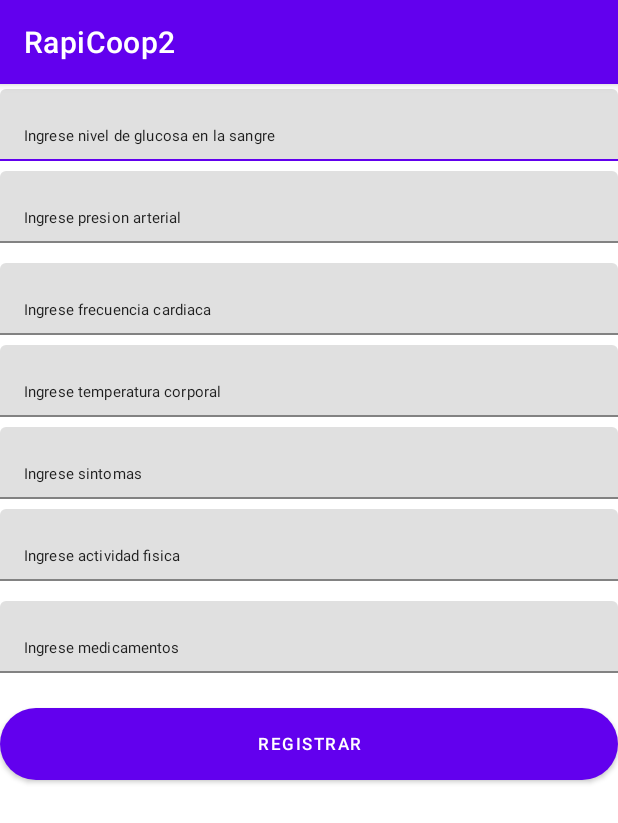
After one commit to danielcaceres107/MilagrosoAPP, an Android app: the RegistrarSignos screen opened directly, with no data from a screen before it, on a phone screen of 412 x 824 dp. The commit adds this screen. Shown: the top 823 px of the screen. Run offline under Robolectric (Android 15) with nearby library versions, the phone set to English and light mode, and no system bars.

Commit message:
Registro Signos -Version1

```diff
--- a/app/src/main/AndroidManifest.xml
+++ b/app/src/main/AndroidManifest.xml
@@ -32,6 +32,9 @@
                 <category android:name="android.intent.category.LAUNCHER" />
             </intent-filter>
         </activity>
+        <activity
+            android:name=".RegistrarSignos"
+            android:exported="false" />
     </application>
 
 </manifest>
--- /dev/null
+++ b/app/src/main/java/com/example/milagrosoapp/RegistrarSignos.java
@@ -0,0 +1,48 @@
+package com.example.milagrosoapp;
+
+import androidx.appcompat.app.AppCompatActivity;
+
+import android.content.Intent;
+import android.os.Bundle;
+import android.view.View;
+import android.widget.Button;
+import android.widget.EditText;
+import android.widget.Toast;
+
+public class RegistrarSignos extends AppCompatActivity {
+    EditText glucosa, hipertension, incardiaca;
+    Button registrarSignos;
+    daoUsuario dao;
+
+    @Override
+    protected void onCreate(Bundle savedInstanceState) {
+        super.onCreate(savedInstanceState);
+        setContentView(R.layout.registrar_signos);
+        glucosa = (EditText) findViewById(R.id.glucosa2);
+        hipertension = (EditText) findViewById(R.id.hipertension2);
+        incardiaca = (EditText) findViewById(R.id.incardiaca2);
+        registrarSignos = (Button) findViewById(R.id.button_registrar_signos);
+        //dao = new daoUsuario(this);
+
+    }
+
+    public void button_registrar_signos(View view) {
+        Signos signos = new Signos();
+        signos.setGlucosa(glucosa.getText().toString());
+        signos.setHipertension(hipertension.getText().toString());
+        signos.setIncardiaca(incardiaca.getText().toString());
+        if (!signos.isNull()) {
+            Toast.makeText(this, "ERROR: CAMPOS VACIOS", Toast.LENGTH_LONG).show();
+        } else {
+        }
+            /*if(dao.inserUsuario(signos)){
+            Toast.makeText(this,"Registro exitoso", Toast.LENGTH_LONG).show();
+            Intent i2 = new Intent(RegistrarSignos.this,MainActivity.class);
+            startActivity(i2);
+            finish();
+            } else {
+            Toast.makeText(this,"Usuario ya registrado", Toast.LENGTH_LONG).show();
+            }*/
+
+    }
+}
--- a/app/src/main/res/layout/activity_main.xml
+++ b/app/src/main/res/layout/activity_main.xml
@@ -10,6 +10,7 @@
         android:layout_width="wrap_content"
         android:layout_height="wrap_content"
         android:text="Hello World!"
+        android:contentDescription="contentdescription"
         app:layout_constraintBottom_toBottomOf="parent"
         app:layout_constraintEnd_toEndOf="parent"
         app:layout_constraintStart_toStartOf="parent"
--- /dev/null
+++ b/app/src/main/res/layout/registrar_signos.xml
@@ -0,0 +1,166 @@
+<?xml version="1.0" encoding="utf-8"?>
+<LinearLayout xmlns:android="http://schemas.android.com/apk/res/android"
+    android:layout_width="match_parent"
+    android:layout_height="match_parent"
+    android:orientation="vertical">
+
+    <com.google.android.material.textfield.TextInputLayout
+        android:id="@+id/glucosa1"
+        android:layout_width="match_parent"
+        android:layout_height="wrap_content"
+        android:focusable="true"
+        android:focusableInTouchMode="true"
+        android:textColorHint="@color/colorAccent"
+        >
+
+        <EditText
+            android:id="@+id/glucosa2"
+            android:layout_width="match_parent"
+            android:layout_height="wrap_content"
+            android:layout_marginTop="5px"
+            android:layout_marginBottom="10px"
+            android:ems="10"
+            android:inputType="text"
+            android:text="Ingrese nivel de glucosa en la sangre"
+            android:textSize="10sp" />
+    </com.google.android.material.textfield.TextInputLayout>
+    <com.google.android.material.textfield.TextInputLayout
+        android:id="@+id/hipertension1"
+        android:layout_width="match_parent"
+        android:layout_height="wrap_content"
+        android:layout_marginBottom="10px"
+        android:focusable="true"
+        android:focusableInTouchMode="true"
+        android:textColorHint="@color/colorAccent"
+        >
+
+        <EditText
+            android:id="@+id/hipertension2"
+            android:layout_width="match_parent"
+            android:layout_height="wrap_content"
+            android:layout_marginBottom="10px"
+            android:text="Ingrese presion arterial"
+            android:inputType="text"
+            android:selectAllOnFocus="false"
+            android:textSize="10sp" />
+    </com.google.android.material.textfield.TextInputLayout>
+
+
+    <com.google.android.material.textfield.TextInputLayout
+        android:id="@+id/incardiaca1"
+        android:layout_width="match_parent"
+        android:layout_height="wrap_content"
+        android:layout_marginBottom="10px"
+        android:focusable="true"
+        android:focusableInTouchMode="true"
+        android:textColorHint="@color/colorAccent"
+        >
+
+        <EditText
+            android:id="@+id/incardiaca2"
+            android:layout_width="match_parent"
+            android:layout_height="wrap_content"
+            android:ems="10"
+            android:inputType="number"
+            android:text="Ingrese frecuencia cardiaca"
+            android:textSize="10sp" />
+    </com.google.android.material.textfield.TextInputLayout>
+
+    <com.google.android.material.textfield.TextInputLayout
+        android:id="@+id/temperatura1"
+        android:layout_width="match_parent"
+        android:layout_height="wrap_content"
+        android:focusable="true"
+        android:focusableInTouchMode="true"
+        android:textColorHint="@color/colorAccent"
+        >
+        <EditText
+            android:id="@+id/temperatura2"
+            android:layout_width="match_parent"
+            android:layout_height="wrap_content"
+            android:layout_marginBottom="10px"
+            android:text="Ingrese temperatura corporal"
+            android:ems="10"
+            android:inputType="text"
+            android:textSize="10sp"
+            />
+    </com.google.android.material.textfield.TextInputLayout>
+
+    <com.google.android.material.textfield.TextInputLayout
+        android:id="@+id/sintomas1"
+        android:layout_width="match_parent"
+        android:layout_height="wrap_content"
+        android:layout_marginBottom="10px"
+        android:focusable="true"
+        android:focusableInTouchMode="true"
+        android:textColorHint="@color/colorAccent"
+        >
+        <EditText
+            android:id="@+id/sintomas2"
+            android:layout_width="match_parent"
+            android:layout_height="wrap_content"
+            android:text="Ingrese sintomas"
+            android:ems="10"
+            android:inputType="text"
+            android:textSize="10sp"
+            />
+    </com.google.android.material.textfield.TextInputLayout>
+
+    <com.google.android.material.textfield.TextInputLayout
+        android:id="@+id/actividad_fisica1"
+        android:layout_width="match_parent"
+        android:layout_height="wrap_content"
+        android:layout_marginBottom="10px"
+        android:focusable="true"
+        android:focusableInTouchMode="true"
+        android:textColorHint="@color/colorAccent"
+        >
+        <EditText
+            android:id="@+id/actividad_fisica2"
+            android:layout_width="match_parent"
+            android:layout_height="wrap_content"
+            android:layout_marginBottom="10px"
+            android:text="Ingrese actividad fisica"
+            android:ems="10"
+            android:inputType="text"
+            android:textSize="10sp"
+            />
+    </com.google.android.material.textfield.TextInputLayout>
+
+    <com.google.android.material.textfield.TextInputLayout
+        android:id="@+id/medicamentos1"
+        android:layout_width="match_parent"
+        android:layout_height="wrap_content"
+        android:layout_marginBottom="10px"
+        android:focusable="true"
+        android:focusableInTouchMode="true"
+        android:textColorHint="@color/colorAccent"
+        >
+        <EditText
+            android:id="@+id/medicamentos2"
+            android:layout_width="match_parent"
+            android:layout_height="wrap_content"
+            android:layout_marginBottom="10px"
+            android:text="Ingrese medicamentos"
+            android:ems="10"
+            android:inputType="text"
+            android:textSize="10sp"
+            />
+    </com.google.android.material.textfield.TextInputLayout>
+
+    <Button
+        android:id="@+id/button_registrar_signos"
+        android:layout_width="match_parent"
+        android:layout_height="wrap_content"
+        android:layout_marginBottom="10px"
+        android:background="@drawable/button_rounded"
+        android:text="Registrar"
+
+        android:textSize="11sp"
+        android:textColor="#FFFFFF"
+        android:layout_marginTop="10dp"
+        android:onClick="button_registrar_signos"
+
+        />
+
+</LinearLayout>
--- a/app/src/main/res/values/strings.xml
+++ b/app/src/main/res/values/strings.xml
@@ -13,6 +13,8 @@
     <string name="sandwich">Sandwiches</string>
     <string name="tacos">Tacos</string>
     <string name="menu">¿Qué quieres comer?</string>
+    <string name="Usuario">Usuario</string>
+    <string name="Clave">Clave</string>
     <string-array name="tipo_vendedor">
         <item>Vendedor</item>
         <item>Comprador</item>
```
Also changed, not shown: app/src/main/java/com/example/milagrosoapp/Signos.java (added, +93 -0 lines), app/src/main/res/layout/activity_login_form.xml (+4 -5 lines).
